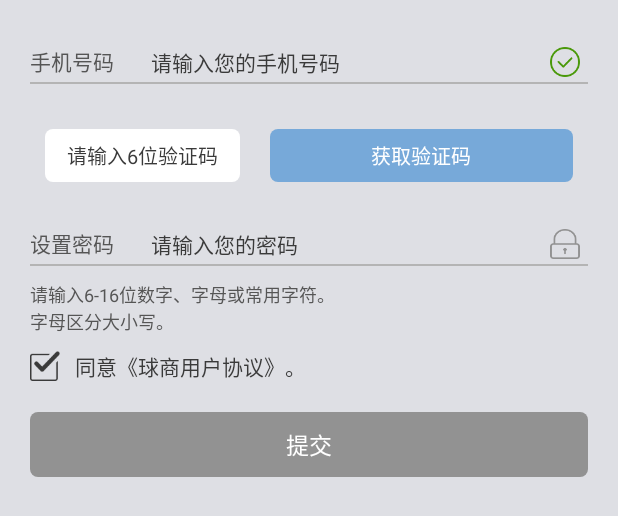
After one commit to ITHTT/BallQApp, an Android app: the layout activity_register.xml on its own in the app's theme, with its tools: preview values and no code run, on a phone screen of 412 x 824 dp. The commit adds this screen. Shown: the top 516 px of the screen. Run offline under Robolectric (Android 15) with nearby library versions, the phone set to English and light mode, and no system bars.

Commit message:
登录、注册界面UI

```diff
--- a/app/src/main/java/com/tysci/ballq/wxapi/WXEntryActivity.java
+++ b/app/src/main/java/com/tysci/ballq/wxapi/WXEntryActivity.java
@@ -4,6 +4,7 @@ import android.content.Intent;
 import android.os.Bundle;
 import android.view.View;
 
+import com.tysci.ballq.R;
 import com.tysci.ballq.base.BaseActivity;
 
 /**
@@ -13,7 +14,7 @@ public class WXEntryActivity extends BaseActivity {
 
     @Override
     protected int getContentViewId() {
-        return 0;
+        return R.layout.activity_login_or_register;
     }
 
     @Override
--- /dev/null
+++ b/app/src/main/res/drawable/icon_agree_selector.xml
@@ -0,0 +1,5 @@
+<?xml version="1.0" encoding="utf-8"?>
+<selector xmlns:android="http://schemas.android.com/apk/res/android">
+    <item android:state_checked="true" android:drawable="@mipmap/icon_agree_selected"/>
+    <item android:drawable="@mipmap/icon_agree_normal"/>
+</selector>
--- /dev/null
+++ b/app/src/main/res/drawable/icon_button_get_vcode_selector.xml
@@ -0,0 +1,15 @@
+<?xml version="1.0" encoding="utf-8"?>
+<selector xmlns:android="http://schemas.android.com/apk/res/android">
+    <item android:state_enabled="true">
+        <shape android:shape="rectangle">
+            <solid android:color="#0068b7" />
+            <corners android:radius="5dp" />
+        </shape>
+    </item>
+    <item android:state_enabled="false">
+        <shape android:shape="rectangle">
+            <solid android:color="#77006bcc" />
+            <corners android:radius="5dp" />
+        </shape>
+    </item>
+</selector>
--- /dev/null
+++ b/app/src/main/res/drawable/icon_button_login_or_register_bg.xml
@@ -0,0 +1,15 @@
+<?xml version="1.0" encoding="utf-8"?>
+<selector xmlns:android="http://schemas.android.com/apk/res/android">
+    <item android:state_enabled="true">
+        <shape android:shape="rectangle">
+            <solid android:color="@color/gold" />
+            <corners android:radius="5dp" />
+        </shape>
+    </item>
+    <item android:state_enabled="false">
+        <shape android:shape="rectangle">
+            <solid android:color="#929292" />
+            <corners android:radius="5dp" />
+        </shape>
+    </item>
+</selector>
--- /dev/null
+++ b/app/src/main/res/drawable/icon_input_vcode_bg.xml
@@ -0,0 +1,8 @@
+<?xml version="1.0" encoding="utf-8"?>
+<shape
+    xmlns:android="http://schemas.android.com/apk/res/android"
+    android:shape="rectangle"
+    android:useLevel="false">
+    <solid android:color="@color/white"/>
+    <corners android:radius="5dp"/>
+</shape>
--- /dev/null
+++ b/app/src/main/res/drawable/icon_show_pwd_selector.xml
@@ -0,0 +1,6 @@
+<?xml version="1.0" encoding="utf-8"?>
+<selector xmlns:android="http://schemas.android.com/apk/res/android" >
+    <item android:drawable="@mipmap/icon_show_pwd" android:state_checked="true"/>
+    <item android:drawable="@mipmap/icon_hide_pwd" android:state_checked="false"/>
+    <item android:drawable="@mipmap/icon_hide_pwd" />
+</selector>
--- /dev/null
+++ b/app/src/main/res/layout/activity_register.xml
@@ -0,0 +1,212 @@
+<?xml version="1.0" encoding="utf-8"?>
+<ScrollView xmlns:android="http://schemas.android.com/apk/res/android"
+    android:layout_width="match_parent"
+    android:layout_height="match_parent"
+    android:background="#dedfe4">
+
+    <LinearLayout
+        android:layout_width="match_parent"
+        android:layout_height="match_parent"
+        android:orientation="vertical"
+        android:paddingTop="20dp">
+        <LinearLayout
+            android:layout_width="match_parent"
+            android:layout_height="wrap_content"
+            android:layout_marginLeft="20dp"
+            android:layout_marginRight="20dp"
+            android:orientation="vertical"
+            android:paddingBottom="10dp"
+            android:paddingTop="10dp">
+            <LinearLayout
+                android:layout_width="match_parent"
+                android:layout_height="wrap_content"
+                android:orientation="horizontal">
+                <TextView
+                    android:id="@+id/textView1"
+                    android:layout_width="60dp"
+                    android:layout_height="wrap_content"
+                    android:text="手机号码"
+                    android:textColor="#555555"
+                    android:textSize="14sp" />
+                <EditText
+                    android:id="@+id/etPhoneNum"
+                    android:layout_width="0dp"
+                    android:layout_height="wrap_content"
+                    android:layout_marginRight="10dp"
+                    android:layout_marginLeft="15dp"
+                    android:layout_weight="1"
+                    android:background="@null"
+                    android:digits="1234567890"
+                    android:hint="请输入您的手机号码"
+                    android:inputType="phone"
+                    android:maxLength="11"
+                    android:paddingLeft="5dp"
+                    android:paddingRight="5dp"
+                    android:singleLine="true"
+                    android:textColor="#3a3a3a"
+                    android:textColorHint="#3a3a3a"
+                    android:textSize="14sp" />
+                <CheckBox
+                    android:id="@+id/cbPhoneNumberRight"
+                    android:layout_width="20dp"
+                    android:layout_height="20dp"
+                    android:layout_marginRight="5dp"
+                    android:background="@mipmap/icon_ok"
+                    android:button="@null"
+                    android:checked="false"
+                    android:enabled="false" />
+            </LinearLayout>
+            <ImageView
+                android:layout_width="match_parent"
+                android:layout_height="1dp"
+                android:layout_marginTop="3dp"
+                android:background="#b4b4b4" />
+        </LinearLayout>
+
+        <LinearLayout
+            android:layout_width="match_parent"
+            android:layout_height="35dp"
+            android:layout_marginLeft="30dp"
+            android:layout_marginRight="30dp"
+            android:layout_marginTop="20dp"
+            android:focusable="true"
+            android:focusableInTouchMode="true"
+            android:gravity="center"
+            android:orientation="horizontal">
+            <EditText
+                android:id="@+id/etVerify"
+                android:layout_width="130dp"
+                android:layout_height="match_parent"
+                android:background="@drawable/icon_input_vcode_bg"
+                android:digits="0123456789"
+                android:gravity="center"
+                android:hint="请输入6位验证码"
+                android:inputType="phone"
+                android:maxLength="6"
+                android:paddingLeft="5dp"
+                android:paddingRight="5dp"
+                android:textColor="#3a3a3a"
+                android:textColorHint="#3a3a3a"
+                android:textSize="13sp" />
+            <TextView
+                android:id="@+id/tvGetVerify"
+                android:layout_width="0dp"
+                android:layout_height="match_parent"
+                android:layout_marginLeft="20dp"
+                android:layout_marginStart="20dp"
+                android:layout_weight="1"
+                android:background="@drawable/icon_button_get_vcode_selector"
+                android:enabled="false"
+                android:gravity="center"
+                android:text="获取验证码"
+                android:textColor="@color/white"
+                android:textSize="13sp" />
+        </LinearLayout>
+
+        <LinearLayout
+            android:layout_width="match_parent"
+            android:layout_height="wrap_content"
+            android:layout_marginLeft="20dp"
+            android:layout_marginRight="20dp"
+            android:layout_marginTop="20dp"
+            android:orientation="vertical"
+            android:paddingBottom="10dp"
+            android:paddingTop="10dp">
+            <LinearLayout
+                android:layout_width="match_parent"
+                android:layout_height="wrap_content"
+                android:orientation="horizontal">
+                <TextView
+                    android:id="@+id/textView2"
+                    android:layout_width="60dp"
+                    android:layout_height="wrap_content"
+                    android:text="设置密码"
+                    android:textColor="#555555"
+                    android:textSize="14sp" />
+                <EditText
+                    android:id="@+id/etPassword"
+                    android:layout_width="0dp"
+                    android:layout_height="wrap_content"
+                    android:layout_marginRight="10dp"
+                    android:layout_marginLeft="15dp"
+                    android:layout_weight="1"
+                    android:background="@null"
+                    android:digits="@string/password_text_type"
+                    android:hint="请输入您的密码"
+                    android:inputType="textPassword"
+                    android:maxLength="11"
+                    android:paddingLeft="5dp"
+                    android:paddingRight="5dp"
+                    android:textColor="#3a3a3a"
+                    android:textColorHint="#3a3a3a"
+                    android:textSize="14sp" />
+                <CheckBox
+                    android:id="@+id/cbShowPassword"
+                    android:layout_width="20dp"
+                    android:layout_height="20dp"
+                    android:layout_marginRight="5dp"
+                    android:background="@drawable/icon_show_pwd_selector"
+                    android:button="@null"
+                    android:checked="false"
+                    android:enabled="true" />
+            </LinearLayout>
+            <ImageView
+                android:layout_width="match_parent"
+                android:layout_height="1dp"
+                android:layout_marginTop="3dp"
+                android:background="#b4b4b4" />
+        </LinearLayout>
+
+        <TextView
+            android:layout_width="match_parent"
+            android:layout_height="wrap_content"
+            android:layout_marginLeft="20dp"
+            android:layout_marginRight="20dp"
+            android:text="请输入6-16位数字、字母或常用字符。\n字母区分大小写。"
+            android:textColor="#555555"
+            android:textSize="12sp" />
+
+        <LinearLayout
+            android:id="@+id/vgAgreeBallQRules"
+            android:layout_width="match_parent"
+            android:layout_height="wrap_content"
+            android:layout_marginLeft="20dp"
+            android:layout_marginRight="20dp"
+            android:layout_marginTop="10dp"
+            android:gravity="center_vertical"
+            android:orientation="horizontal">
+            <CheckBox
+                android:id="@+id/cbAgree"
+                android:layout_width="20dp"
+                android:layout_height="20dp"
+                android:background="@drawable/icon_agree_selector"
+                android:button="@null"
+                android:checked="true" />
+            <TextView
+                android:id="@+id/tvUserAgreement"
+                android:layout_width="wrap_content"
+                android:layout_height="wrap_content"
+                android:layout_marginLeft="10dp"
+                android:layout_marginStart="10dp"
+                android:text="同意《球商用户协议》。"
+                android:textColor="#3a3a3a" />
+        </LinearLayout>
+
+        <TextView
+            android:id="@+id/tvCommit"
+            android:layout_width="match_parent"
+            android:layout_height="wrap_content"
+            android:layout_marginLeft="20dp"
+            android:layout_marginRight="20dp"
+            android:layout_marginTop="20dp"
+            android:background="@drawable/icon_button_login_or_register_bg"
+            android:enabled="false"
+            android:gravity="center"
+            android:paddingBottom="10dp"
+            android:paddingTop="10dp"
+            android:text="提交"
+            android:textColor="@color/white"
+            android:textSize="15sp" />
+    </LinearLayout>
+
+</ScrollView>
--- a/app/src/main/res/values/strings.xml
+++ b/app/src/main/res/values/strings.xml
@@ -1,5 +1,6 @@
 <resources>
     <string name="app_name">球商</string>
 
+    <string name="password_text_type" translatable="false"><![CDATA[QWERTYUIOPASDFGHJKLZXCVBNMqwertyuiopasdfghjklzxcvbnm1234567890!@#$%^&*()-=_+{}[]:;"\'|\<>,.?/]]></string>
 
 </resources>
```
Also changed, not shown: app/src/main/res/drawable/icon_button_register_bg.xml (added, +14 -0 lines), app/src/main/res/layout/activity_login.xml (added, +148 -0 lines), app/src/main/res/layout/activity_login_or_register.xml (+72 -3 lines), app/src/main/res/mipmap-hdpi/icon_agree_normal.png (added), app/src/main/res/mipmap-hdpi/icon_agree_selected.png (added), app/src/main/res/mipmap-hdpi/icon_hide_pwd.png (added), app/src/main/res/mipmap-hdpi/icon_login_phone.png (added), app/src/main/res/mipmap-hdpi/icon_ok.png (added), app/src/main/res/mipmap-hdpi/icon_show_pwd.png (added), app/src/main/res/mipmap-hdpi/icon_wechat_login.png (added).
